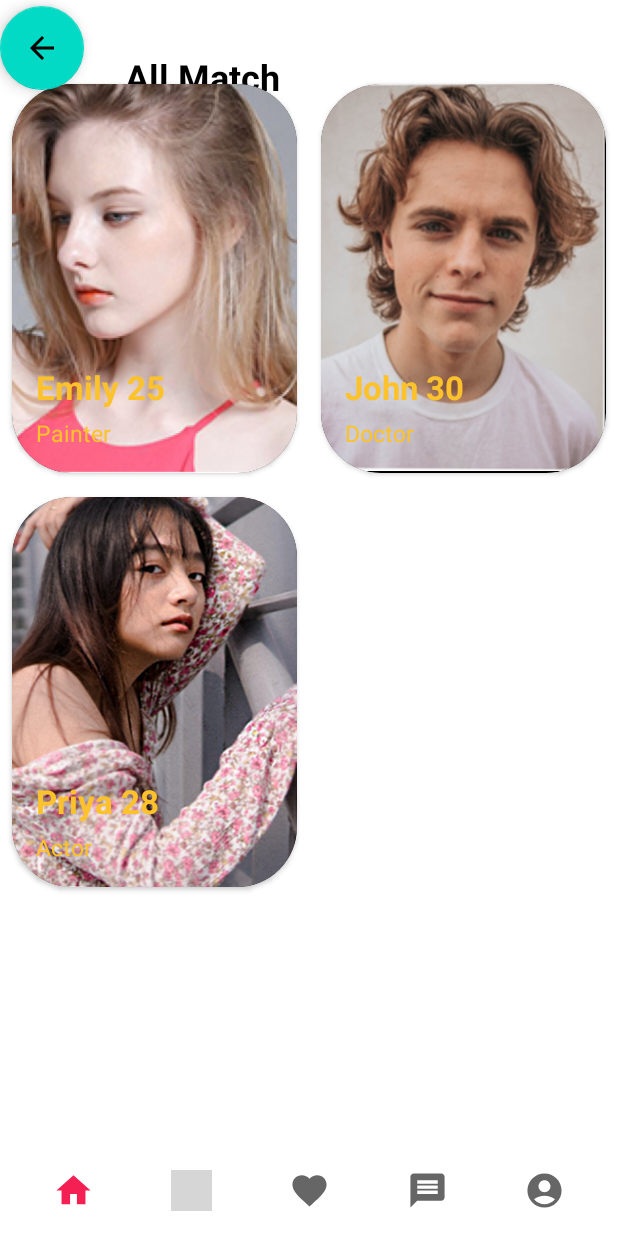
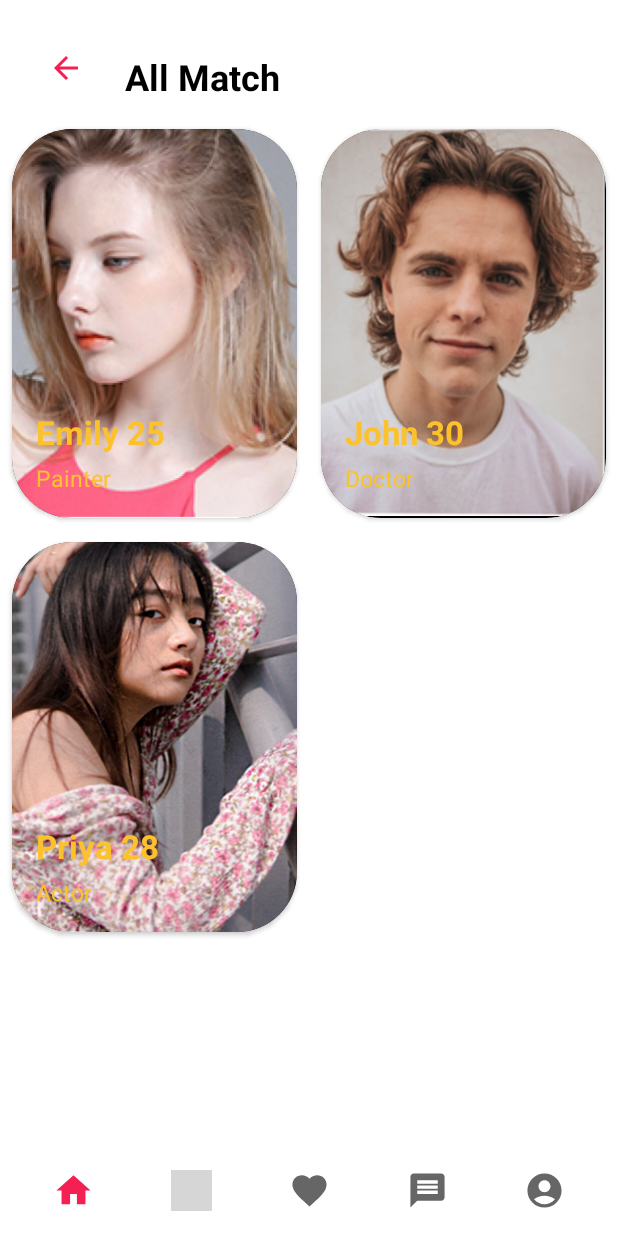
Before and after one commit to chhavisharma30/Match-People, an Android app: the SeeAll screen opened directly, with no data from a screen before it, on a phone screen of 412 x 824 dp. Run offline under Robolectric (Android 15) with nearby library versions, the phone set to English and light mode, and no system bars; grey boxes are pictures that could not be loaded.

Commit message:
Customized floating action button

```diff
--- a/app/src/main/res/layout/activity_see_all.xml
+++ b/app/src/main/res/layout/activity_see_all.xml
@@ -21,6 +21,7 @@
         app:layout_constraintTop_toTopOf="parent"
         app:layout_constraintVertical_bias="0.044" />
 
+
     <androidx.recyclerview.widget.RecyclerView
         android:id="@+id/recyclerView3"
         android:layout_width="match_parent"
@@ -31,10 +32,9 @@
         app:layout_constraintHorizontal_bias="0.0"
         app:layout_constraintStart_toStartOf="parent"
         app:layout_constraintTop_toTopOf="parent"
-        app:layout_constraintVertical_bias="0.175">
+        app:layout_constraintVertical_bias="0.286">
 
     </androidx.recyclerview.widget.RecyclerView>
-
 
     <com.google.android.material.bottomnavigation.BottomNavigationView
         android:id="@+id/nav_bar"
@@ -58,15 +58,21 @@
 
     <com.google.android.material.floatingactionbutton.FloatingActionButton
         android:id="@+id/floatingActionButton"
-        android:layout_width="wrap_content"
-        android:layout_height="wrap_content"
+        android:layout_width="68dp"
+        android:layout_height="55dp"
         android:layout_marginTop="16dp"
         android:clickable="true"
+        app:backgroundTint="@android:color/transparent"
+        app:borderWidth="0dp"
+        app:tint="#F42053"
+        app:elevation="0dp"
         app:layout_constraintBottom_toTopOf="@+id/recyclerView3"
         app:layout_constraintEnd_toStartOf="@+id/textView3"
-        app:layout_constraintHorizontal_bias="0.0"
+        app:layout_constraintHorizontal_bias="0.571"
         app:layout_constraintStart_toStartOf="parent"
         app:layout_constraintTop_toTopOf="parent"
+        app:layout_constraintVertical_bias="0.18"
+        app:rippleColor="@android:color/transparent"
         app:srcCompat="?attr/actionModeCloseDrawable" />
 
 </androidx.constraintlayout.widget.ConstraintLayout>
```
